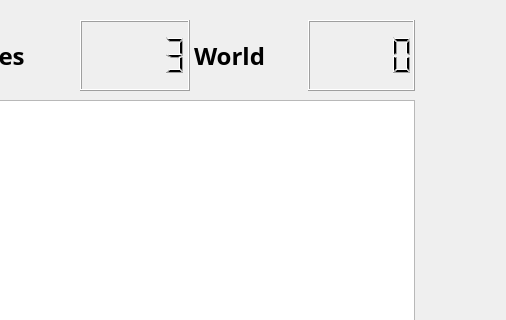
The window that Star_Chasers/inicio.ui (Mar115/pruebas-proyectofinal) describes before a commit, drawn with Qt 5; both pictures show x 526 to 1032 and y 0 to 320 of the 1032 by 685 pixel window.
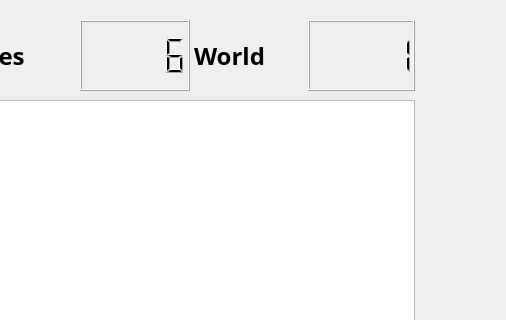
The same window after the commit.

```diff
--- a/Star_Chasers/inicio.ui
+++ b/Star_Chasers/inicio.ui
@@ -149,7 +149,7 @@
      <item row="0" column="1">
       <widget class="QLCDNumber" name="lcdNumber_3">
        <property name="value" stdset="0">
-        <double>3.000000000000000</double>
+        <double>6.000000000000000</double>
        </property>
       </widget>
      </item>
@@ -181,7 +181,11 @@
       </widget>
      </item>
      <item row="0" column="1">
-      <widget class="QLCDNumber" name="lcdNumber_4"/>
+      <widget class="QLCDNumber" name="lcdNumber_4">
+       <property name="value" stdset="0">
+        <double>1.000000000000000</double>
+       </property>
+      </widget>
      </item>
     </layout>
    </widget>
```
